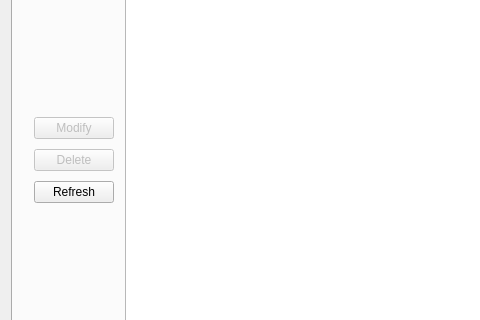
Lydie-Pierrick/TP2-QT-INTRO, file TPQtIntroduction/mainwindow.ui: the form before one commit; both pictures show x 0 to 480 and y 159 to 479 of the 900 by 587 pixel window.
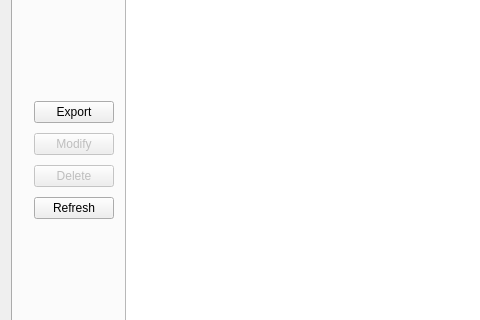
The form after the commit. The open tabs and pages were chosen to show the change. Icons and pictures are not drawn.

Patch:
```diff
--- a/TPQtIntroduction/mainwindow.ui
+++ b/TPQtIntroduction/mainwindow.ui
@@ -280,6 +280,13 @@
                 </property>
                </spacer>
               </item>
+              <item>
+               <widget class="QPushButton" name="pushBtn_Export">
+                <property name="text">
+                 <string>Export</string>
+                </property>
+               </widget>
+              </item>
               <item>
                <widget class="QPushButton" name="pushBtn_ModifyEmployee">
                 <property name="enabled">
```
Left out of the diff: 4 changed lines with no effect on the pictures.
